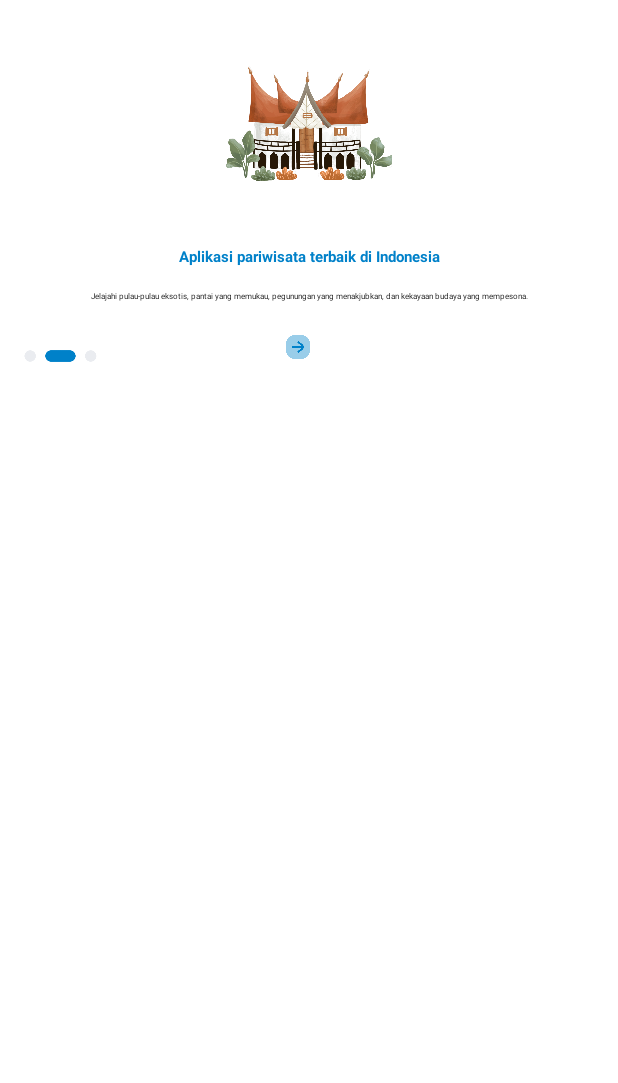
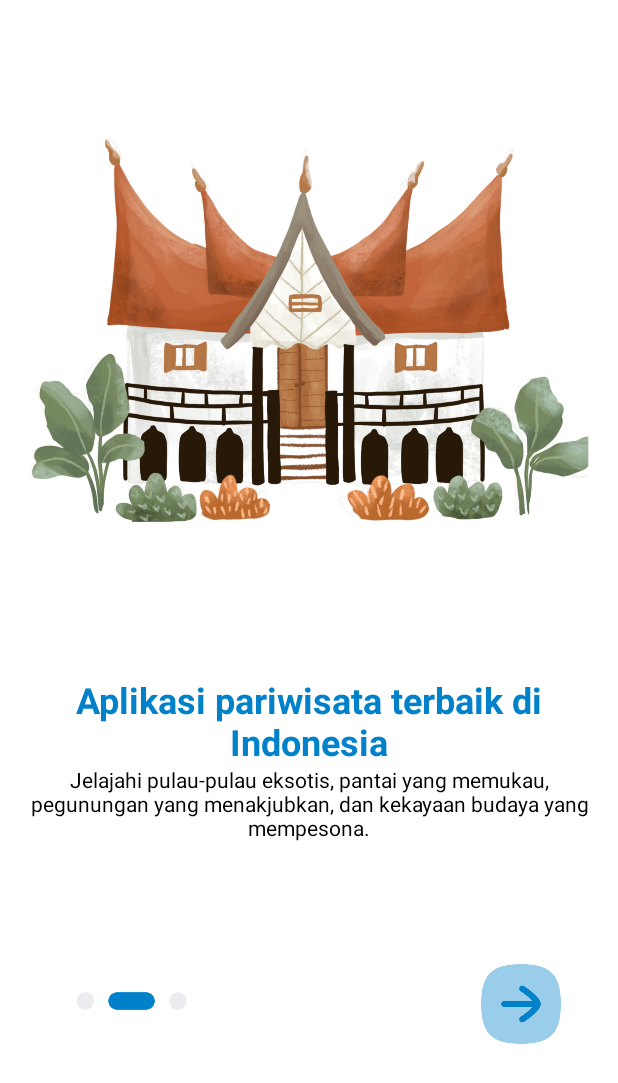
Before and after one commit to nabilghi55/TA_PAM, an Android app: the screen it shows after launch (Selamatdatang2), on a phone screen of 412 x 824 dp. Shown: the top 1083 px of the screen. Run offline under Robolectric (Android 15) with nearby library versions, the phone set to English and light mode, and no system bars.

Commit message:
selamatdatang2

```diff
--- a/app/src/main/res/layout/activity_selamat_datang2.xml
+++ b/app/src/main/res/layout/activity_selamat_datang2.xml
@@ -9,62 +9,59 @@
 
     <ImageView
         android:id="@+id/gambarselamatdatang2"
-        android:layout_width="111dp"
-        android:layout_height="84dp"
-        android:layout_marginLeft="27dp"
-        android:layout_marginTop="40dp"
-        android:layout_marginRight="27dp"
-        android:src="@drawable/selamatdatang2"
-        android:layout_centerHorizontal="true" />
+        android:layout_width="375dp"
+        android:layout_height="258dp"
+        android:layout_centerHorizontal="true"
+        android:layout_marginTop="90dp"
+        android:src="@drawable/selamatdatang2" />
 
     <TextView
         android:id="@+id/tulisan1"
         android:layout_width="match_parent"
         android:layout_height="wrap_content"
-        android:layout_below="@id/gambarselamatdatang2"
-        android:layout_marginTop="40dp"
+        android:layout_centerHorizontal="true"
+        android:layout_marginTop="450dp"
         android:gravity="center"
         android:text="Aplikasi pariwisata terbaik di Indonesia"
-        android:textSize="10dp"
+        android:textSize="24dp"
         android:textStyle="bold"
         android:textColor="@color/blue_200"
         android:paddingLeft="16dp"
-        android:paddingRight="16dp"
-        android:layout_centerHorizontal="true" />
+        android:paddingRight="16dp" />
 
     <TextView
         android:id="@+id/tulisan2"
         android:layout_width="match_parent"
         android:layout_height="wrap_content"
-        android:layout_below="@id/tulisan1"
-        android:layout_marginTop="15dp"
+        android:layout_centerHorizontal="true"
+        android:layout_marginTop="510dp"
         android:gravity="center"
         android:text="Jelajahi pulau-pulau eksotis, pantai yang memukau, pegunungan yang menakjubkan, dan kekayaan budaya yang mempesona."
-        android:textSize="5dp"
+        android:textSize="14dp"
         android:textColor="@color/black"
         android:paddingLeft="16dp"
-        android:paddingRight="16dp"
-        android:layout_centerHorizontal="true" />
+        android:paddingRight="16dp" />
 
     <LinearLayout
-        android:layout_width="match_parent"
+        android:layout_width="wrap_content"
         android:layout_height="wrap_content"
         android:layout_below="@id/tulisan2"
-        android:layout_marginTop="20dp"
-        android:layout_centerHorizontal="true">
+        android:layout_centerHorizontal="true"
+        android:layout_marginTop="50dp">
 
         <ImageView
-            android:layout_width="283px"
-            android:layout_height="32px"
-            android:layout_marginTop="5dp"
+            android:layout_width="283dp"
+            android:layout_height="32dp"
+            android:layout_marginTop="40dp"
             android:paddingLeft="10dp"
-            android:src="@drawable/elipsslider" />
+            android:src="@drawable/elipsslider"/>
 
         <androidx.appcompat.widget.AppCompatButton
             android:id="@+id/buttonlanjut"
-            android:layout_width="20dp"
-            android:layout_height="20dp"
-            android:layout_marginEnd="200dp"
+            android:layout_width="65dp"
+            android:layout_height="65dp"
+            android:layout_marginTop="25dp"
+
             android:background="@drawable/buttonlanjut" />
 
     </LinearLayout>
```
